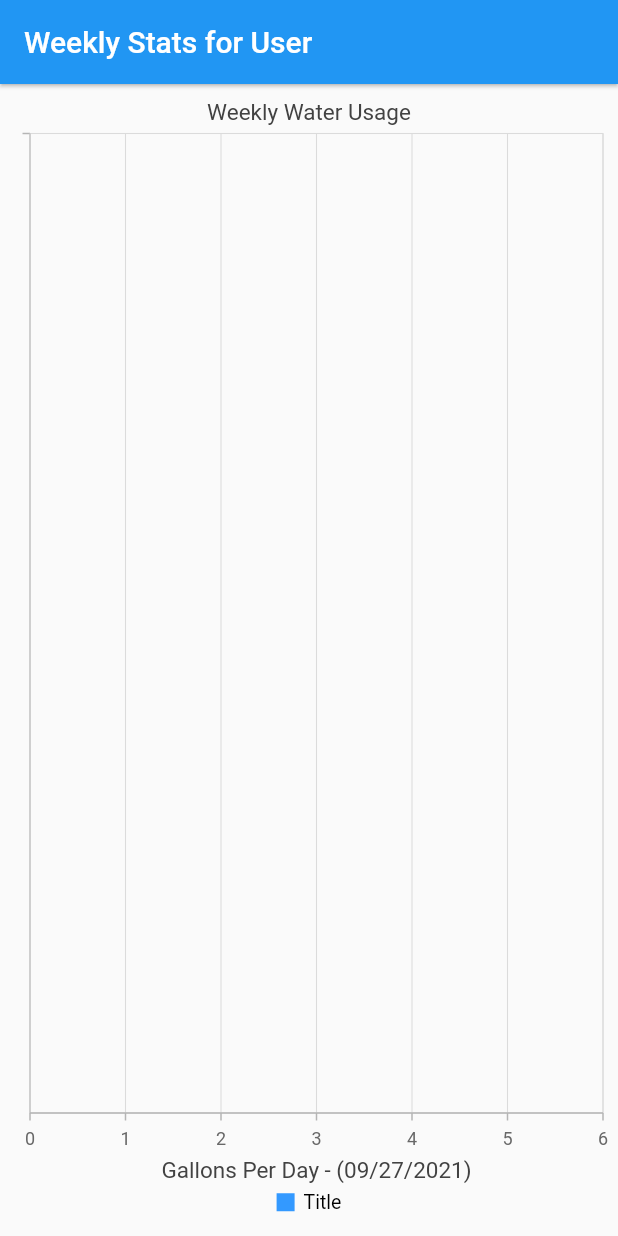
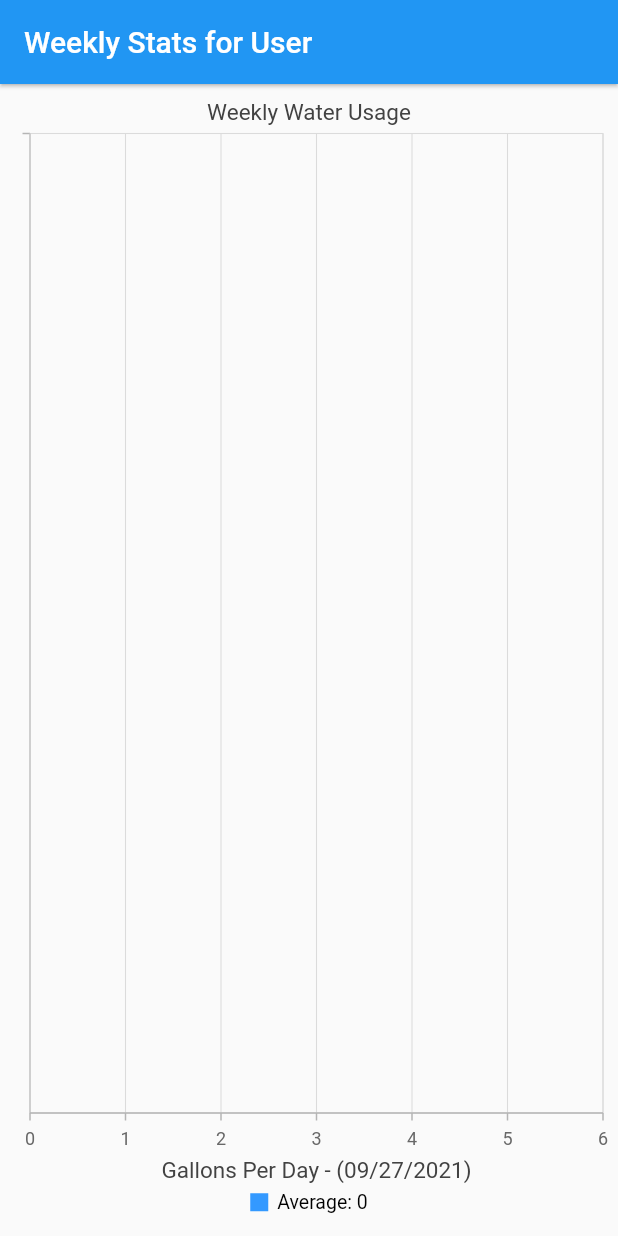
Before and after one commit to henryphilbrook02/WaterLog, a Flutter app: the MyHomePage screen opened directly, on a phone screen of 412 x 824 dp. Run offline on Flutter 3.47's test engine with Material 2 defaults, Android fonts, the phone set to English and light mode, and no system bars; our stand-ins replace firebase_auth, firebase_core, syncfusion_flutter_charts; accounts and stored records are empty; network calls fail.

Commit message:
Upadted Pages

```diff
--- a/water_log_app/lib/stats.dart
+++ b/water_log_app/lib/stats.dart
@@ -5,6 +5,8 @@ import 'package:syncfusion_flutter_charts/charts.dart';
 import 'package:intl/intl.dart';
 import 'package:http/http.dart' as http;
 import 'dart:convert';
+
+var average = 0.0;
 
 class stats extends StatelessWidget {
   // This widget is the root of your application.
@@ -40,12 +42,9 @@ class _MyHomePageState extends State<MyHomePage> {
   var myDays = [];
 
   Future<wData> postRequest() async {
-    print("In METHOD");
-
-    double average = 0;
     final response = await http.get(
         Uri.parse('http://10.11.25.60:443/api/seven_day_readout/Maaloufer'));
-
+    average = 0;
     if (response.statusCode == 200) {
       for (var i = 0; i < 7; i++) {
         var mainUser = wData.fromJson(jsonDecode(response.body)[i]);
@@ -53,24 +52,18 @@ class _MyHomePageState extends State<MyHomePage> {
         day = mainUser.wDay.toString();
         DateTime dt = DateTime.parse(day);
         myDay = DateFormat('EEEE').format(dt);
-
+        average = average + sum;
+        print("Average: " + average.toString());
         mySums.add(sum);
         myDays.add(myDay);
 
-        print("Average: " + average.toString());
-        print("Sum: " + sum.toString());
-        print("I" + i.toString() + ": " + myDays[i].toString());
+        // print("Average: " + average.toString());
+        // print("Sum: " + sum.toString());
+        // print("I" + i.toString() + ": " + myDays[i].toString());
       }
 
       return wData.fromJson(jsonDecode(response.body)[0]);
-
-      print("The sums are this: " + mySums.length.toString());
-      for (var i = 0; i < mySums.length; i++) {
-        print(mySums[i]);
-      }
     } else {
-      // If the server did not return a 200 OK response,
-      // then throw an exception.
       throw Exception('Failed to load user');
     }
   }
@@ -115,7 +108,7 @@ class _MyHomePageState extends State<MyHomePage> {
                 isTrackVisible: false,
                 opacity: 0.5,
                 color: const Color.fromRGBO(51, 153, 255, 255),
-                name: "Title",
+                name: "Average: " + (average / 7).round().toString(),
                 dataSource: _chartData,
                 pointColorMapper: (GDPData sales, _) => sales.segmentColor,
                 xValueMapper: (GDPData gdp, _) => gdp.continent,
@@ -137,12 +130,15 @@ class _MyHomePageState extends State<MyHomePage> {
   List<GDPData> getChartData() {
     final List<GDPData> chartData = [];
     for (int i = 0; i < mySums.length; i++) {
-      // if ((mySums[i] > fullAverage)) {
-      //   gColor = Colors.red;
-      // } else {
-      //   gColor = Colors.green;
-      // }
-      chartData.add(GDPData(myDays[i], mySums[i], Colors.red));
+      var fullAverage = average / mySums.length;
+      print("Full: " + fullAverage.toString());
+      var gColor;
+      if ((mySums[i] > fullAverage)) {
+        gColor = Colors.red;
+      } else {
+        gColor = Colors.green;
+      }
+      chartData.add(GDPData(myDays[i], mySums[i], gColor));
     }
     return chartData;
   }
```
Also changed, not shown: water_log_app/lib/entity_creation.dart (+49 -12 lines).
